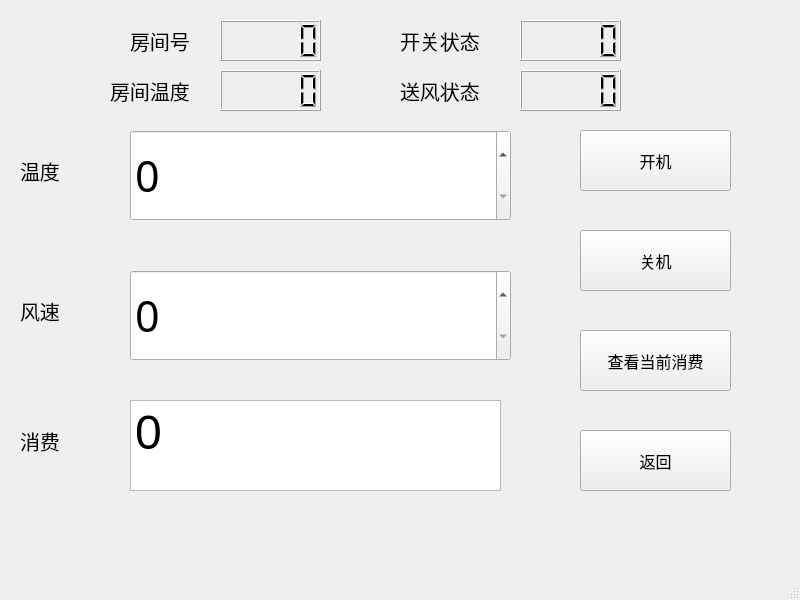
Old version of the form air_monitor.ui in the repository hrsoup/Air_Condition_System.
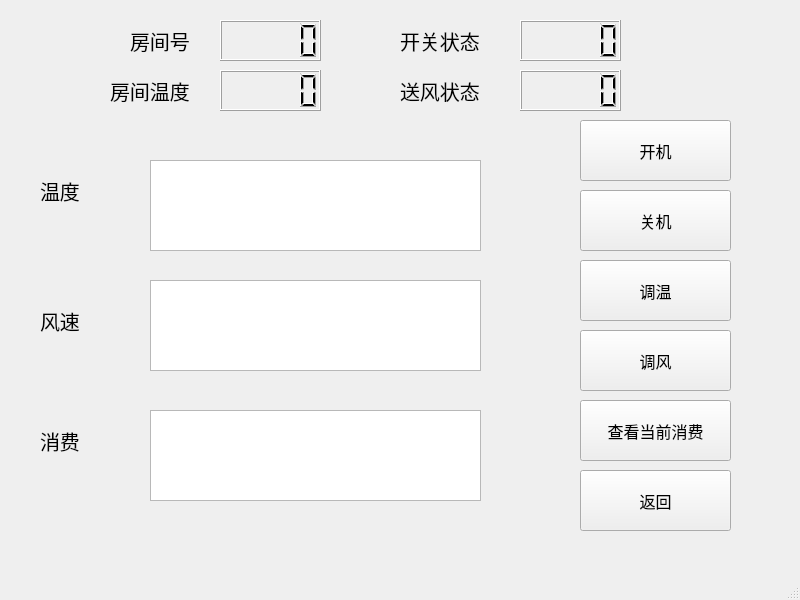
New version of the form.

```diff
--- a/air_monitor.ui
+++ b/air_monitor.ui
@@ -14,43 +14,11 @@
    <string>MainWindow</string>
   </property>
   <widget class="QWidget" name="centralwidget">
-   <widget class="QSpinBox" name="change_tem">
-    <property name="geometry">
-     <rect>
-      <x>130</x>
-      <y>130</y>
-      <width>381</width>
-      <height>91</height>
-     </rect>
-    </property>
-    <property name="font">
-     <font>
-      <family>黑体</family>
-      <pointsize>32</pointsize>
-     </font>
-    </property>
-   </widget>
-   <widget class="QSpinBox" name="change_wind">
-    <property name="geometry">
-     <rect>
-      <x>130</x>
-      <y>270</y>
-      <width>381</width>
-      <height>91</height>
-     </rect>
-    </property>
-    <property name="font">
-     <font>
-      <family>黑体</family>
-      <pointsize>32</pointsize>
-     </font>
-    </property>
-   </widget>
    <widget class="QPushButton" name="air_on">
     <property name="geometry">
      <rect>
       <x>580</x>
-      <y>130</y>
+      <y>120</y>
       <width>151</width>
       <height>61</height>
      </rect>
@@ -68,8 +36,8 @@
    <widget class="QLabel" name="label_1">
     <property name="geometry">
      <rect>
-      <x>20</x>
-      <y>150</y>
+      <x>40</x>
+      <y>170</y>
       <width>81</width>
       <height>41</height>
      </rect>
@@ -84,34 +52,11 @@
      <string>温度</string>
     </property>
    </widget>
-   <widget class="QTextBrowser" name="cost_now">
-    <property name="geometry">
-     <rect>
-      <x>130</x>
-      <y>400</y>
-      <width>371</width>
-      <height>91</height>
-     </rect>
-    </property>
-    <property name="font">
-     <font>
-      <family>Arial</family>
-      <pointsize>28</pointsize>
-     </font>
-    </property>
-    <property name="html">
-     <string>&lt;!DOCTYPE HTML PUBLIC &quot;-//W3C//DTD HTML 4.0//EN&quot; &quot;http://www.w3.org/TR/REC-html40/strict.dtd&quot;&gt;
-&lt;html&gt;&lt;head&gt;&lt;meta name=&quot;qrichtext&quot; content=&quot;1&quot; /&gt;&lt;style type=&quot;text/css&quot;&gt;
-p, li { white-space: pre-wrap; }
-&lt;/style&gt;&lt;/head&gt;&lt;body style=&quot; font-family:'Arial'; font-size:28pt; font-weight:400; font-style:normal;&quot;&gt;
-&lt;p style=&quot; margin-top:0px; margin-bottom:0px; margin-left:0px; margin-right:0px; -qt-block-indent:0; text-indent:0px;&quot;&gt;&lt;span style=&quot; font-size:36pt;&quot;&gt;0&lt;/span&gt;&lt;/p&gt;&lt;/body&gt;&lt;/html&gt;</string>
-    </property>
-   </widget>
    <widget class="QPushButton" name="air_off">
     <property name="geometry">
      <rect>
       <x>580</x>
-      <y>230</y>
+      <y>190</y>
       <width>151</width>
       <height>61</height>
      </rect>
@@ -130,7 +75,7 @@
     <property name="geometry">
      <rect>
       <x>580</x>
-      <y>430</y>
+      <y>470</y>
       <width>151</width>
       <height>61</height>
      </rect>
@@ -148,8 +93,8 @@
    <widget class="QLabel" name="label_3">
     <property name="geometry">
      <rect>
-      <x>20</x>
-      <y>290</y>
+      <x>40</x>
+      <y>300</y>
       <width>81</width>
       <height>41</height>
      </rect>
@@ -167,7 +112,7 @@
    <widget class="QLabel" name="label_4">
     <property name="geometry">
      <rect>
-      <x>20</x>
+      <x>40</x>
       <y>420</y>
       <width>81</width>
       <height>41</height>
@@ -187,7 +132,7 @@
     <property name="geometry">
      <rect>
       <x>580</x>
-      <y>330</y>
+      <y>400</y>
       <width>151</width>
       <height>61</height>
      </rect>
@@ -318,6 +263,92 @@
      </rect>
     </property>
    </widget>
+   <widget class="QPushButton" name="change_tem">
+    <property name="geometry">
+     <rect>
+      <x>580</x>
+      <y>260</y>
+      <width>151</width>
+      <height>61</height>
+     </rect>
+    </property>
+    <property name="font">
+     <font>
+      <family>微软雅黑 Light</family>
+      <pointsize>12</pointsize>
+     </font>
+    </property>
+    <property name="text">
+     <string>调温</string>
+    </property>
+   </widget>
+   <widget class="QPushButton" name="change_wind">
+    <property name="geometry">
+     <rect>
+      <x>580</x>
+      <y>330</y>
+      <width>151</width>
+      <height>61</height>
+     </rect>
+    </property>
+    <property name="font">
+     <font>
+      <family>微软雅黑 Light</family>
+      <pointsize>12</pointsize>
+     </font>
+    </property>
+    <property name="text">
+     <string>调风</string>
+    </property>
+   </widget>
+   <widget class="QTextEdit" name="tem_set">
+    <property name="geometry">
+     <rect>
+      <x>150</x>
+      <y>160</y>
+      <width>331</width>
+      <height>91</height>
+     </rect>
+    </property>
+    <property name="font">
+     <font>
+      <family>Arial</family>
+      <pointsize>36</pointsize>
+     </font>
+    </property>
+   </widget>
+   <widget class="QTextEdit" name="wind_set">
+    <property name="geometry">
+     <rect>
+      <x>150</x>
+      <y>280</y>
+      <width>331</width>
+      <height>91</height>
+     </rect>
+    </property>
+    <property name="font">
+     <font>
+      <family>Arial</family>
+      <pointsize>36</pointsize>
+     </font>
+    </property>
+   </widget>
+   <widget class="QTextEdit" name="cost_now">
+    <property name="geometry">
+     <rect>
+      <x>150</x>
+      <y>410</y>
+      <width>331</width>
+      <height>91</height>
+     </rect>
+    </property>
+    <property name="font">
+     <font>
+      <family>Arial</family>
+      <pointsize>36</pointsize>
+     </font>
+    </property>
+   </widget>
   </widget>
   <widget class="QMenuBar" name="menubar">
    <property name="geometry">
```
